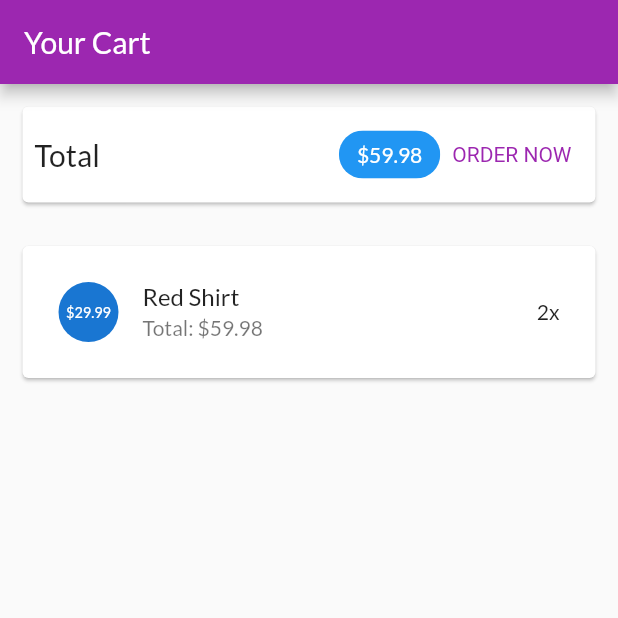
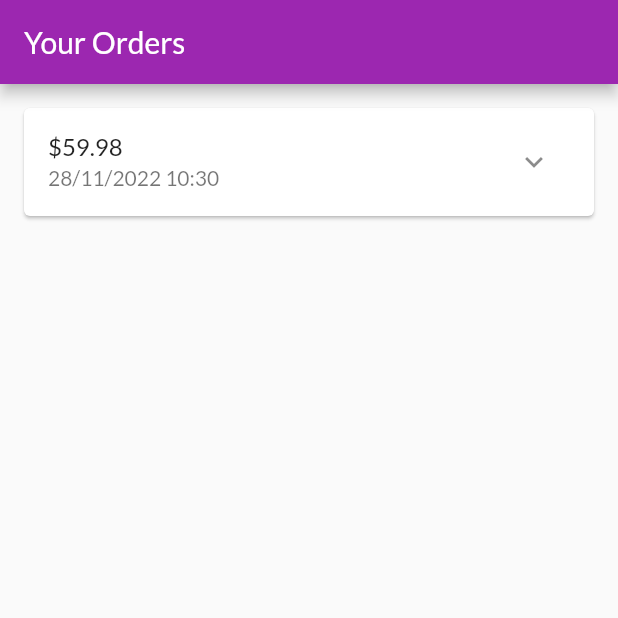
Before and after one commit to dangloczx/LabFlutter, a Flutter app: the screen it shows after launch, on a phone screen of 412 x 824 dp, the top half of it. Run offline on Flutter 3.47's test engine with Material 2 defaults, Android fonts, the phone set to English and light mode, and no system bars.

Commit message:
Xay dung trang cac dat hang

```diff
--- a/myshop/lib/main.dart
+++ b/myshop/lib/main.dart
@@ -4,6 +4,7 @@ import 'package:myshop/ui/products/products_manager.dart';
 import 'package:myshop/ui/products/user_products_screen.dart';
 import 'ui/products/product_overview_screen.dart';
 import 'ui/cart/cart_screen.dart';
+import 'ui/orders/orders_screen.dart';
 
 void main() {
   runApp(const MyApp());
@@ -27,7 +28,7 @@ class MyApp extends StatelessWidget {
         ),
       ),
         home: SafeArea(
-          child: CartScreen(),
+          child: OrdersScreen(),
           ),
       );
   }
--- /dev/null
+++ b/myshop/lib/models/order_item.dart
@@ -0,0 +1,33 @@
+import 'cart_item.dart';
+
+class OrderItem {
+  final String? id;
+  final double amount;
+  final List<CartItem> products;
+  final DateTime dateTime;
+
+  int get productCount {
+    return products.length;
+  }
+
+  OrderItem({
+    this.id,
+    required this.amount,
+    required this.products,
+    DateTime? dateTime,
+  }) : dateTime = dateTime ?? DateTime.now();
+
+  OrderItem copyWith({
+    String? id,
+    double? amount,
+    List<CartItem>? products,
+    DateTime? dateTime,
+  }) {
+    return OrderItem(
+      id: id ?? this.id,
+      amount: amount ?? this.amount,
+      products: products ?? this.products,
+      dateTime: dateTime ?? this.dateTime,
+    );
+  }
+}
--- a/myshop/lib/ui/cart/cart_manager.dart
+++ b/myshop/lib/ui/cart/cart_manager.dart
@@ -1,4 +1,3 @@
-import 'package:flutter/cupertino.dart';
 
 import '../../models/cart_item.dart';
 
--- /dev/null
+++ b/myshop/lib/ui/orders/order_item_card.dart
@@ -0,0 +1,78 @@
+import 'dart:math';
+import 'package:flutter/material.dart';
+import 'package:intl/intl.dart';
+import '../../models/order_item.dart';
+
+class OrderItemCard extends StatefulWidget {
+final OrderItem order;
+
+const OrderItemCard(this.order, {super.key});
+
+@override
+State<OrderItemCard> createState() => _OrderItemCardState();
+}
+class _OrderItemCardState extends State<OrderItemCard> {
+var _expanded = false;
+
+@override
+Widget build(BuildContext context) {
+return Card(
+margin: const EdgeInsets.all(16),
+child: Column(
+children: <Widget>[
+buildOrderSummary(),
+if (_expanded) buildOrderDetails()
+],
+),
+);
+}
+
+Widget buildOrderDetails() {
+return Container(
+padding: const EdgeInsets.symmetric(horizontal: 15, vertical: 4),
+height: min(widget.order.productCount * 20.0 + 10, 100),
+child: ListView(
+children: widget.order.products
+.map(
+(prod) => Row(
+mainAxisAlignment: MainAxisAlignment.spaceBetween,
+children: <Widget>[
+Text(
+prod.title,
+style: const TextStyle(
+fontSize: 18,
+fontWeight: FontWeight.bold,
+),
+),
+Text(
+'${prod.quantity}x \$${prod.price}',
+style: const TextStyle(
+fontSize: 18,
+color: Colors. grey,
+),
+)
+],
+),
+)
+.toList(),
+),
+);
+}
+
+Widget buildOrderSummary() {
+return ListTile(
+title: Text('\$${widget.order.amount}'),
+subtitle: Text(
+DateFormat('dd/MM/yyyy hh:mm').format(widget.order.dateTime),
+),
+trailing: IconButton(
+icon: Icon(_expanded ? Icons.expand_less : Icons.expand_more),
+onPressed: () {
+setState(() {
+_expanded=!_expanded;
+});
+},
+),
+);
+}
+}
--- /dev/null
+++ b/myshop/lib/ui/orders/orders_manager.dart
@@ -0,0 +1,27 @@
+import '../../models/cart_item.dart';
+import '../../models/order_item.dart';
+class OrdersManager {
+  final List<OrderItem> _orders = [
+    OrderItem(
+      id: 'o1',
+      amount: 59.98,
+      products: [
+        CartItem(
+          id: 'c1',
+          title: 'Red Shirt',
+          price: 29.99,
+          quantity: 2,
+        )
+      ],
+      dateTime: DateTime.now(),
+    )
+  ];
+
+  int get orderCount {
+    return _orders.length;
+  }
+
+  List<OrderItem> get orders {
+    return [..._orders];
+  }
+}
--- /dev/null
+++ b/myshop/lib/ui/orders/orders_screen.dart
@@ -0,0 +1,23 @@
+import 'package:flutter/material.dart';
+
+import 'orders_manager.dart';
+import 'order_item_card.dart';
+
+class OrdersScreen extends StatelessWidget {
+  const OrdersScreen({super.key});
+
+  @override
+  Widget build(BuildContext context) {
+    print('building orders');
+    final ordersManager = OrdersManager();
+    return Scaffold(
+      appBar: AppBar(
+        title: const Text("Your Orders"),
+      ),
+      body: ListView.builder(
+        itemCount: ordersManager.orderCount,
+        itemBuilder: (ctx, i) => OrderItemCard(ordersManager.orders[i]),
+      ),
+    );
+  }
+}
--- a/myshop/pubspec.yaml
+++ b/myshop/pubspec.yaml
@@ -31,11 +31,8 @@ environment:
 dependencies:
   flutter:
     sdk: flutter
-
-
-  # The following adds the Cupertino Icons font to your application.
-  # Use with the CupertinoIcons class for iOS style icons.
   cupertino_icons: ^1.0.2
+  intl: ^0.17.0
 
 dev_dependencies:
   flutter_test:
```
Also changed, not shown: myshop/pubspec.lock.
